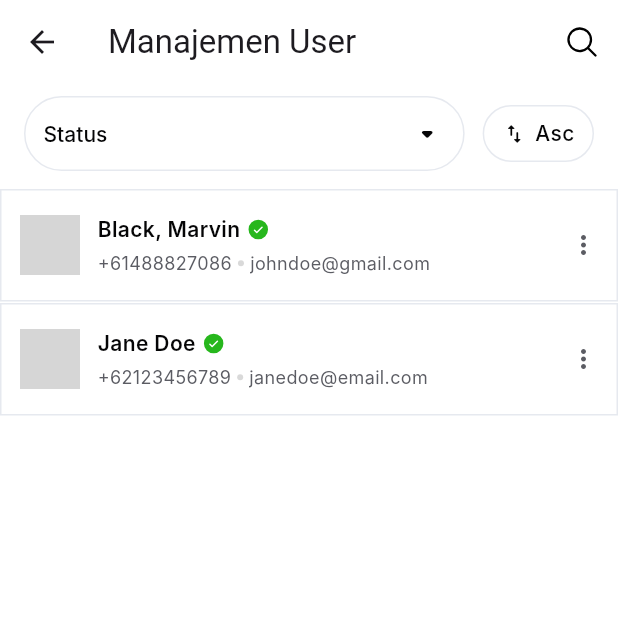
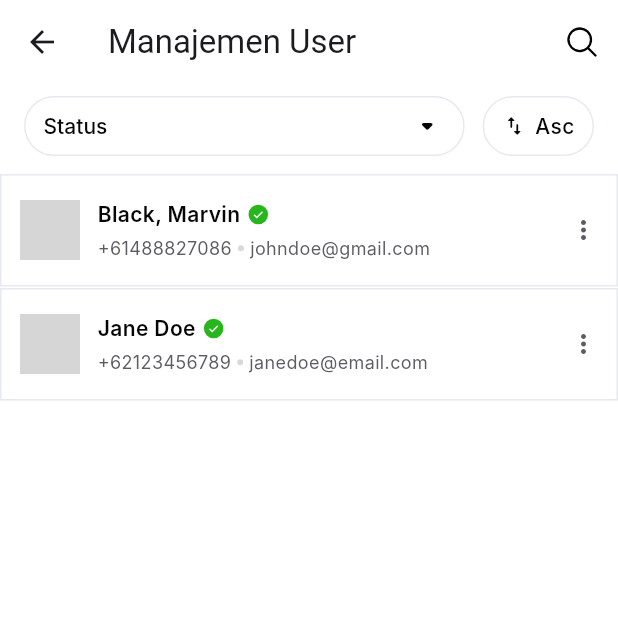
Before and after one commit to Etrama22/flutter_fullstack_test, a Flutter app: the AdminUserListPage screen opened by its route, on a phone screen of 412 x 824 dp, the top half of it. Run offline on Flutter 3.47's test engine with Material 3 defaults, Android fonts, the light colour scheme and no system bars; our stand-ins replace carousel_slider, phosphor_flutter; network calls fail; Roboto replaces fonts that are missing (Inter); grey boxes are pictures that could not be loaded.

Commit message:
update widget filter

```diff
--- a/lib/pages/admin/admin_product_list_page.dart
+++ b/lib/pages/admin/admin_product_list_page.dart
@@ -3,7 +3,6 @@ import 'package:phosphor_flutter/phosphor_flutter.dart';
 import 'package:project_fullstack/routes/app_routes.dart';
 import 'package:project_fullstack/widgets/admin/product_card.dart';
 import 'package:project_fullstack/widgets/filter/widget_filter_bar_v2.dart';
-import 'package:project_fullstack/widgets/filter/widget_filter_bar_v1.dart';
 import 'package:project_fullstack/widgets/widget_floating_button.dart';
 import 'package:project_fullstack/widgets/widget_app_bar.dart';
 
@@ -36,7 +35,7 @@ class ProductListPage extends StatelessWidget {
               ),
             ],
           ),
-          const ProductFilterBar(),
+          const WidgetFilterBarV2(),
           Expanded(
             child: ListView(
               padding: const EdgeInsets.symmetric(vertical: 8),
--- a/lib/pages/admin/admin_user_list_page.dart
+++ b/lib/pages/admin/admin_user_list_page.dart
@@ -43,7 +43,7 @@ class AdminUserListPage extends StatelessWidget {
       ),
       body: Column(
         children: [
-          const WidgetFilterBar(),
+          const WidgetFilterBarV1(),
           Expanded(
             child: ListView.separated(
               itemCount: users.length,
--- a/lib/pages/users/user_product_list_page.dart
+++ b/lib/pages/users/user_product_list_page.dart
@@ -27,7 +27,7 @@ class ProductListPage extends StatelessWidget {
                   ),
                 ],
               ),
-              const ProductFilterBar(),
+              const WidgetFilterBarV2(),
               SizedBox(
                 height: MediaQuery.of(context).size.height * 0.8,
                 child: AllProduct(),
--- a/lib/widgets/filter/widget_filter_bar_v1.dart
+++ b/lib/widgets/filter/widget_filter_bar_v1.dart
@@ -1,22 +1,17 @@
 import 'package:flutter/material.dart';
 
-class WidgetFilterBar extends StatefulWidget {
-  const WidgetFilterBar({super.key});
+class WidgetFilterBarV1 extends StatefulWidget {
+  const WidgetFilterBarV1({super.key});
 
   @override
-  State<WidgetFilterBar> createState() => _WidgetFilterBarState();
+  State<WidgetFilterBarV1> createState() => _WidgetFilterBarV1State();
 }
 
-class _WidgetFilterBarState extends State<WidgetFilterBar> {
+class _WidgetFilterBarV1State extends State<WidgetFilterBarV1> {
   String selectedFilter = 'Status';
   String sortOrder = 'Asc';
 
-  final List<String> filters = [
-    'Nama Produk',
-    'Harga Produk',
-    'Kategori',
-    'Status',
-  ];
+  final List<String> filters = ['Nama', 'Status'];
 
   void toggleSortOrder() {
     setState(() {
@@ -32,9 +27,9 @@ class _WidgetFilterBarState extends State<WidgetFilterBar> {
       color: Colors.white,
       child: Row(
         children: [
-          // Dropdown Filter
           Expanded(
             child: Container(
+              height: 40,
               padding: const EdgeInsets.symmetric(horizontal: 12),
               decoration: ShapeDecoration(
                 color: Colors.white,
@@ -74,10 +69,10 @@ class _WidgetFilterBarState extends State<WidgetFilterBar> {
 
           const SizedBox(width: 12),
 
-          // Sort Order Button
           GestureDetector(
             onTap: toggleSortOrder,
             child: Container(
+              height: 40,
               padding: const EdgeInsets.symmetric(horizontal: 12, vertical: 8),
               decoration: ShapeDecoration(
                 color: Colors.white,
```
Also changed, not shown: lib/widgets/filter/widget_filter_bar_v2.dart (+12 -15 lines).
